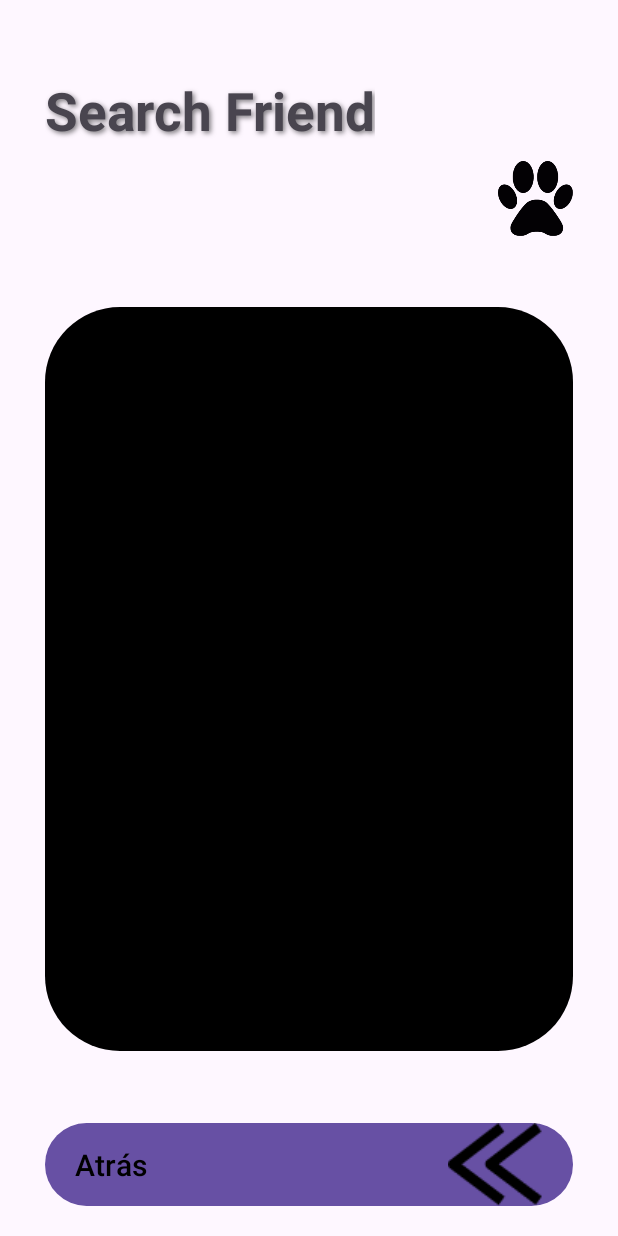
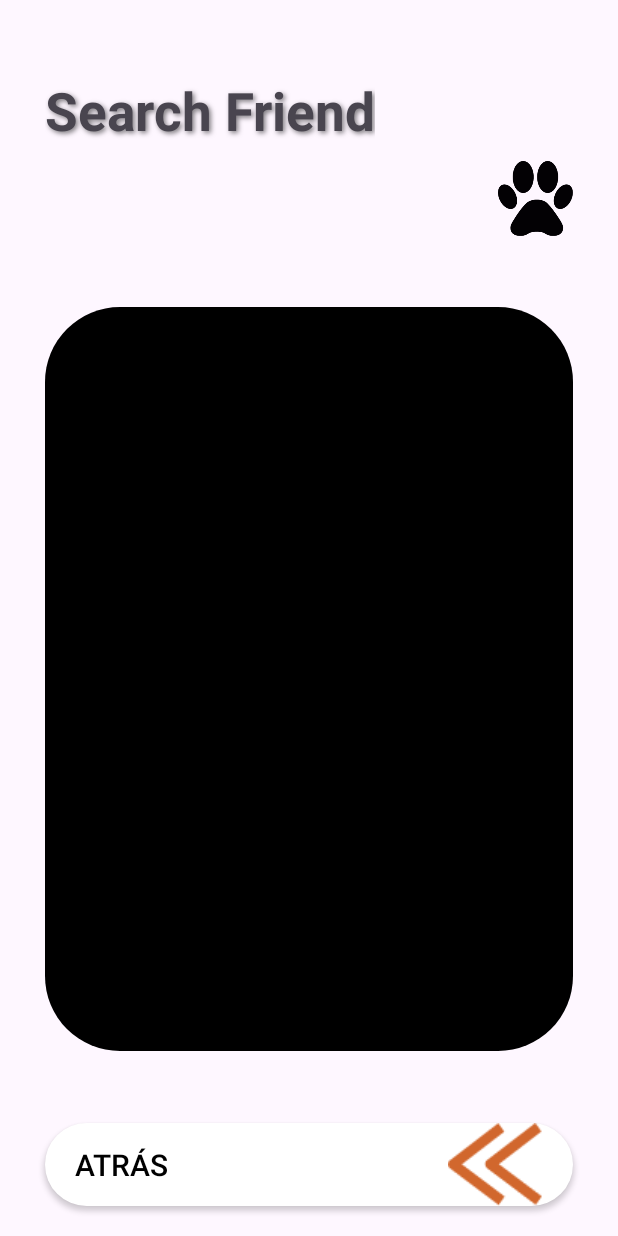
Before and after one commit to BeatrizGuadalupeDiaz/appDogs, an Android app: the layout activity_main.xml on its own in the app's theme, with its tools: preview values and no code run, on a phone screen of 412 x 824 dp. Run offline under Robolectric (Android 15) with nearby library versions, the phone set to English and light mode, and no system bars; network calls fail.

Commit message:
clean code

```diff
--- a/app/src/main/java/com/example/appdogs/MainActivity.kt
+++ b/app/src/main/java/com/example/appdogs/MainActivity.kt
@@ -11,8 +11,10 @@ import com.example.appdogs.databinding.ActivityMainBinding
 import com.squareup.picasso.Picasso
 
 class MainActivity : AppCompatActivity() {
+
     private val viewModel by viewModels<ContentViewModelRandomDogs>()
     private lateinit var binding: ActivityMainBinding
+
     override fun onCreate(savedInstanceState: Bundle?) {
         binding = ActivityMainBinding.inflate(layoutInflater)
         super.onCreate(savedInstanceState)
@@ -26,16 +28,15 @@ class MainActivity : AppCompatActivity() {
         callRandomDogs()
         observerRandomDogs()
     }
-    private fun callRandomDogs(){
-        //llamados de funciones de viewmodel
+
+    private fun callRandomDogs() {
         viewModel.getImageDogRandom()
     }
+
     private fun observerRandomDogs() {
-        // Se observa la variable LiveData del ViewModel
         viewModel.data.observe(this) {
             val imageUrl = it.data
             Picasso.get().load(imageUrl).into(binding.imgBtnDog)
         }
     }
-
 }
--- a/app/src/main/java/com/example/appdogs/model/repository/RepositoryDogsRandom.kt
+++ b/app/src/main/java/com/example/appdogs/model/repository/RepositoryDogsRandom.kt
@@ -3,7 +3,6 @@ package com.example.appdogs.model.repository
 import com.example.appdogs.model.datasource.DataSourceDogsRandom
 import com.example.appdogs.model.response.ResponseRandomDogs
 import retrofit2.Response
-import javax.sql.DataSource
 
 class RepositoryDogsRandom(private val dataSourceDogsRandom: DataSourceDogsRandom = DataSourceDogsRandom()) {
     suspend fun getImageDogs(): Response<ResponseRandomDogs> {
--- a/app/src/main/res/layout/activity_main.xml
+++ b/app/src/main/res/layout/activity_main.xml
@@ -11,8 +11,8 @@
         android:id="@+id/tv_title_searchFriends"
         android:layout_width="wrap_content"
         android:layout_height="wrap_content"
+        android:layout_marginStart="30dp"
         android:layout_marginTop="40dp"
-        android:layout_marginStart="30dp"
         android:shadowColor="#80000000"
         android:shadowDx="2"
         android:shadowDy="2"
@@ -20,8 +20,8 @@
         android:text="@string/title_searchFriend"
         android:textSize="35sp"
         android:textStyle="bold"
+        app:layout_constraintBottom_toBottomOf="@id/line1"
         app:layout_constraintStart_toStartOf="parent"
-        app:layout_constraintBottom_toBottomOf="@id/line1"
         app:layout_constraintTop_toTopOf="parent" />
 
     <ImageView
@@ -35,24 +35,26 @@
         app:layout_constraintTop_toTopOf="@id/line1"
         tools:ignore="ContentDescription" />
 
-<androidx.constraintlayout.widget.Guideline
-    android:id="@+id/line1"
-    android:layout_width="match_parent"
-    android:layout_height="match_parent"
-    app:layout_constraintGuide_percent="0.13"
-    android:orientation="horizontal"/>
+    <androidx.constraintlayout.widget.Guideline
+        android:id="@+id/line1"
+        android:layout_width="match_parent"
+        android:layout_height="match_parent"
+        android:orientation="horizontal"
+        app:layout_constraintGuide_percent="0.13" />
+
     <androidx.constraintlayout.widget.Guideline
         android:id="@+id/line2"
         android:layout_width="match_parent"
         android:layout_height="match_parent"
-        app:layout_constraintGuide_percent="0.2"
-        android:orientation="horizontal"/>
+        android:orientation="horizontal"
+        app:layout_constraintGuide_percent="0.2" />
+
     <androidx.constraintlayout.widget.Guideline
         android:id="@+id/line3"
         android:layout_width="match_parent"
         android:layout_height="match_parent"
-        app:layout_constraintGuide_percent="0.85"
-        android:orientation="horizontal"/>
+        android:orientation="horizontal"
+        app:layout_constraintGuide_percent="0.85" />
 
     <ImageView
         android:id="@+id/img_btn_dog"
@@ -62,28 +64,29 @@
         android:layout_marginTop="40dp"
         android:background='@drawable/rounded_img'
         android:scaleType="fitXY"
+        app:layout_constraintBottom_toBottomOf="@id/line3"
         app:layout_constraintEnd_toEndOf="parent"
         app:layout_constraintStart_toStartOf="parent"
-        app:layout_constraintBottom_toBottomOf="@id/line3"
         app:layout_constraintTop_toTopOf="@id/line2"
         tools:ignore="ContentDescription" />
 
-    <Button
+    <androidx.appcompat.widget.AppCompatButton
         android:id="@+id/btn_huellita_nextDog"
         android:layout_width="match_parent"
         android:layout_height="55dp"
+        android:layout_marginHorizontal="30dp"
+        android:layout_marginBottom="20dp"
         android:background="@drawable/rounded_button"
         android:drawableEnd="@drawable/icon_back"
-        android:layout_marginHorizontal="30dp"
-        android:layout_marginBottom="20dp"
+        android:drawableTint="@color/orange_title"
+        android:drawablePadding="30dp"
         android:paddingHorizontal="20dp"
         android:text="@string/text_btn_back"
+        android:textAlignment="textStart"
         android:textColor="@color/black"
-        android:textAlignment="textStart"
         android:textSize="20sp"
         app:layout_constraintBottom_toBottomOf="parent"
         app:layout_constraintEnd_toEndOf="parent"
         app:layout_constraintStart_toStartOf="parent" />
 
-
 </androidx.constraintlayout.widget.ConstraintLayout>
```
